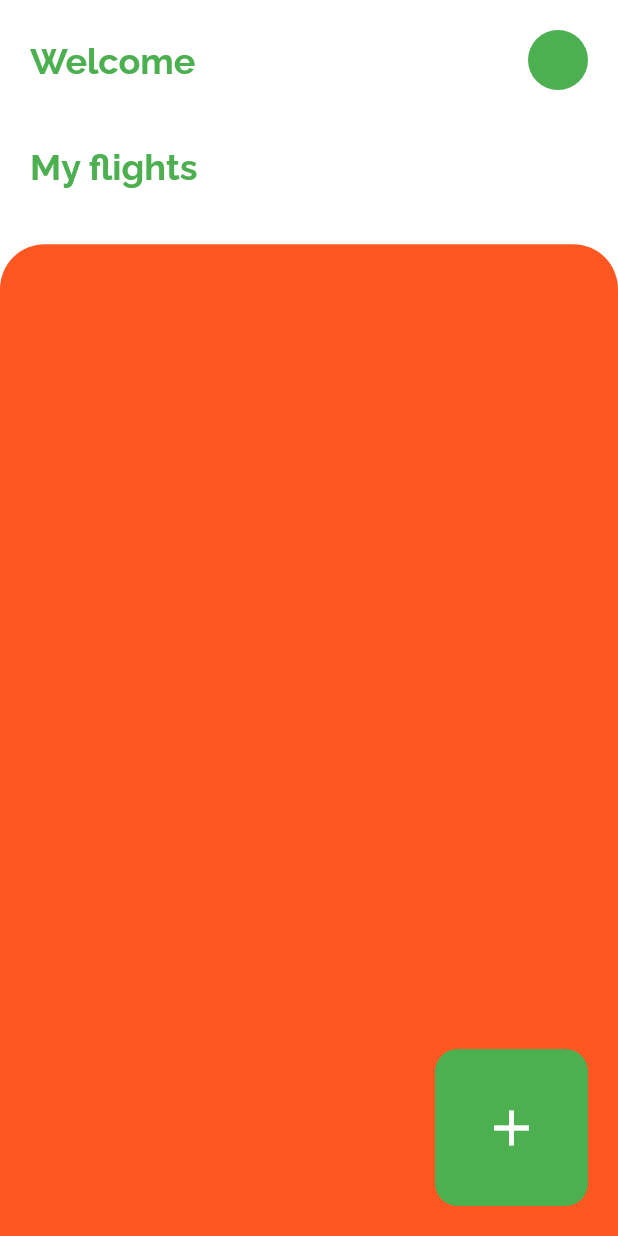
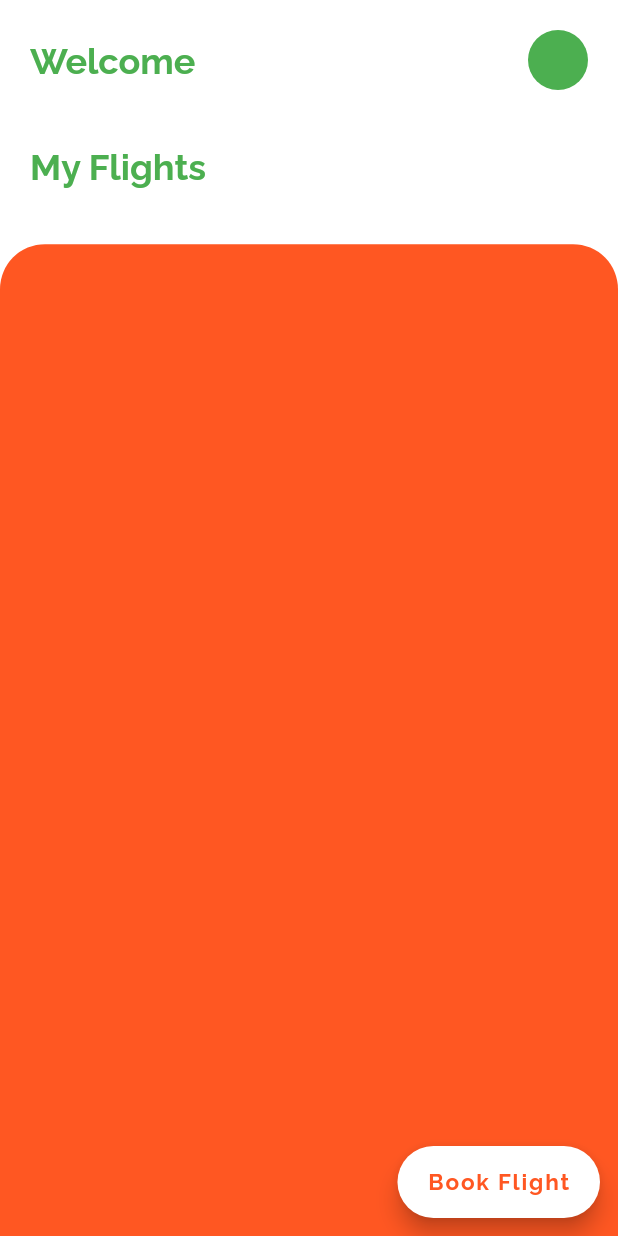
Before and after one commit to preciousbata/AirlineApp, a Flutter app: the screen it shows after launch, after a tap on "Log In", on a phone screen of 412 x 824 dp. Run offline on Flutter 3.47's test engine with Material 2 defaults, Android fonts, the phone set to English and light mode, and no system bars; our stand-ins replace get_it, lottie.

Commit message:
update codebase

```diff
--- a/lib/main.dart
+++ b/lib/main.dart
@@ -1,6 +1,6 @@
 import 'package:flutter/material.dart';
 import 'package:ibomair/routes.dart';
-import 'package:ibomair/src/presentation/screens/loginscreen.dart';
+import 'package:ibomair/src/presentation/screens/splashscreen.dart';
 
 void main() {
   runApp(const MyApp());
@@ -20,7 +20,7 @@ class MyApp extends StatelessWidget {
           fontFamily: 'Raleway',
         ),
         debugShowCheckedModeBanner: false,
-        initialRoute: LoginScreen.routeName,
+        initialRoute: SplashScreen.routeName,
         routes: routes);
   }
 }
--- a/lib/routes.dart
+++ b/lib/routes.dart
@@ -1,6 +1,8 @@
 import 'package:flutter/material.dart';
 import 'package:ibomair/src/presentation/screens/loginscreen.dart';
+import 'package:ibomair/src/presentation/screens/splashscreen.dart';
 
 final Map<String, WidgetBuilder> routes = {
+  SplashScreen.routeName: (context) => const SplashScreen(),
   LoginScreen.routeName: (context) => const LoginScreen()
 };
--- a/lib/src/presentation/screens/homescreen.dart
+++ b/lib/src/presentation/screens/homescreen.dart
@@ -52,7 +52,7 @@ class HomeScreen extends StatelessWidget {
                     const Padding(
                       padding: EdgeInsets.only(left: 20.0),
                       child: Text(
-                        'My flights',
+                        'My Flights',
                         style: TextStyle(
                             fontWeight: FontWeight.bold,
                             fontSize: 24,
@@ -77,34 +77,26 @@ class HomeScreen extends StatelessWidget {
                 ),
               ),
             ),
-            Positioned(
-              left: 290,
-              right: 20,
-              top: height / 0.377,
-              bottom: 20,
-              child: GestureDetector(
-                onTap: () => Navigator.push(
-                  context,
-                  MaterialPageRoute(
-                    builder: (context) =>
-                        const BookingScreen(),
-                  ),
-                ),
-                child: DecoratedBox(
-                  decoration: BoxDecoration(
-                    color: Colors.green,
-                    borderRadius: BorderRadius.circular(15),
-                  ),
-                  child: const Icon(
-                    Icons.add,
-                    color: Colors.white,
-                    size: 40,
-                  ),
-                ),
-              ),
-            )
           ],
         ),
+        floatingActionButton: FloatingActionButton.extended(
+          backgroundColor: Colors.white,
+          onPressed: () => Navigator.push(
+            context,
+            MaterialPageRoute(
+              builder: (context) => const BookingScreen(),
+            ),
+          ),
+          label: const Text(
+            'Book Flight',
+            style: TextStyle(
+                fontSize: 15,
+                fontWeight: FontWeight.w600,
+                color: Colors.deepOrange),
+          ),
+        ),
+        floatingActionButtonLocation:
+            FloatingActionButtonLocation.miniEndFloat,
       ),
     );
   }
--- a/lib/src/presentation/screens/loginscreen.dart
+++ b/lib/src/presentation/screens/loginscreen.dart
@@ -1,10 +1,8 @@
 import 'package:flutter/material.dart';
-import 'package:lottie/lottie.dart';
-
 import 'homescreen.dart';
 
 class LoginScreen extends StatelessWidget {
-  static String routeName = '/';
+  static String routeName = '/login';
   const LoginScreen({Key? key}) : super(key: key);
 
   @override
@@ -13,53 +11,43 @@ class LoginScreen extends StatelessWidget {
       body: Container(
         padding: const EdgeInsets.symmetric(horizontal: 20),
         color: Colors.white,
-        child: Center(
         child: Column(
           mainAxisAlignment: MainAxisAlignment.center,
           children: [
-              Padding(
-                padding: const EdgeInsets.only(top: 13.0),
-                child: Lottie.asset(
-                    'assets/airplane_lottie.json',
-                    height: 160,
-                    width: 200,
-                    fit: BoxFit.fill),
-              ),
-              Row(
-                mainAxisAlignment: MainAxisAlignment.center,
-                children: const [
-                  Text(
-                    'IBOM',
-                    style: TextStyle(
-                      fontSize: 35,
-                      fontWeight: FontWeight.bold,
-                      color: Colors.green,
-                    ),
-                  ),
-                  SizedBox(
-                    width: 10,
-                  ),
-                  Text(
-                    'AIR',
-                    style: TextStyle(
-                      fontSize: 35,
-                      fontWeight: FontWeight.bold,
-                      color: Colors.deepOrange,
-                    ),
-                  ),
-                ],
-              ),
-              const SizedBox(
-                height: 20,
-              ),
+            // Row(
+            //   mainAxisAlignment: MainAxisAlignment.center,
+            //   children: const [
+            //     Text(
+            //       'IBOM',
+            //       style: TextStyle(
+            //         fontSize: 35,
+            //         fontWeight: FontWeight.bold,
+            //         color: Colors.green,
+            //       ),
+            //     ),
+            //     SizedBox(
+            //       width: 10,
+            //     ),
+            //     Text(
+            //       'AIR',
+            //       style: TextStyle(
+            //         fontSize: 35,
+            //         fontWeight: FontWeight.bold,
+            //         color: Colors.white,
+            //       ),
+            //     ),
+            //   ],
+            // ),
+            // const SizedBox(
+            //   height: 20,
+            // ),
             buildTextField(
                 'E-MAIL', Icons.alternate_email_rounded),
-              buildTextField(
-                  'PASSWORD', Icons.lock_rounded),
+            buildTextField('PASSWORD', Icons.lock_rounded),
             const Padding(
               padding: EdgeInsets.all(18.0),
               child: Text(
-                  'Forget Password?',
+                'Forget Password ?',
                 style: TextStyle(
                   fontSize: 19,
                   color: Colors.deepOrange,
@@ -68,8 +56,7 @@ class LoginScreen extends StatelessWidget {
               ),
             ),
             Padding(
-                padding:
-                    const EdgeInsets.only(bottom: 20.0),
+              padding: const EdgeInsets.only(bottom: 20.0),
               child: GestureDetector(
                 onTap: () => Navigator.push(
                     context,
@@ -80,8 +67,7 @@ class LoginScreen extends StatelessWidget {
                   height: 60,
                   width: 290,
                   decoration: BoxDecoration(
-                      borderRadius:
-                          BorderRadius.circular(20),
+                    borderRadius: BorderRadius.circular(20),
                     color: Colors.green,
                   ),
                   child: const Padding(
@@ -103,7 +89,7 @@ class LoginScreen extends StatelessWidget {
               mainAxisAlignment: MainAxisAlignment.center,
               children: const [
                 Text(
-                    'Not a member?',
+                  'Not a member ?',
                   style: TextStyle(
                     fontSize: 19,
                     color: Colors.deepOrange,
@@ -125,7 +111,20 @@ class LoginScreen extends StatelessWidget {
           ],
         ),
       ),
+      floatingActionButton:
+          const FloatingActionButton.extended(
+        backgroundColor: Colors.deepOrange,
+        onPressed: null,
+        label: Text(
+          'Continue',
+          style: TextStyle(
+            fontSize: 20,
+            fontWeight: FontWeight.w600,
           ),
+        ),
+      ),
+      floatingActionButtonLocation:
+          FloatingActionButtonLocation.miniEndFloat,
     );
   }
 
@@ -142,7 +141,8 @@ class LoginScreen extends StatelessWidget {
           //prefixIconColor: Colors.deepOrange,
           hintStyle: const TextStyle(
               fontWeight: FontWeight.w300,
-                color: Colors.deepOrange)),
+              color: Colors.deepOrange),
+        ),
       ),
     );
   }
--- /dev/null
+++ b/lib/src/presentation/screens/splashscreen.dart
@@ -0,0 +1,101 @@
+import 'package:flutter/material.dart';
+import 'package:ibomair/src/presentation/screens/loginscreen.dart';
+import 'package:lottie/lottie.dart';
+
+class SplashScreen extends StatefulWidget {
+  static String routeName = '/';
+  const SplashScreen({Key? key}) : super(key: key);
+
+  @override
+  State<SplashScreen> createState() => _SplashScreenState();
+}
+
+class _SplashScreenState extends State<SplashScreen>
+    with TickerProviderStateMixin {
+  late AnimationController _animationController;
+  bool animationCompleted = false;
+
+  @override
+  void initState() {
+    _animationController = AnimationController(vsync: this);
+    _animationController.addListener(() {
+      if (_animationController.value > 0.34) {
+        _animationController.stop();
+        animationCompleted = true;
+        setState(() {});
+      }
+    });
+    super.initState();
+  }
+
+  @override
+  void dispose() {
+    super.dispose();
+    _animationController.dispose();
+  }
+
+  @override
+  Widget build(BuildContext context) {
+    final size = MediaQuery.of(context).size;
+    return Scaffold(
+      body: Stack(
+        children: [
+          Container(
+            decoration:
+                const BoxDecoration(color: Colors.white),
+            height: animationCompleted ? 0 : size.height,
+            child: Column(
+                mainAxisAlignment: MainAxisAlignment.center,
+                crossAxisAlignment:
+                    CrossAxisAlignment.stretch,
+                children: [
+                  Row(
+                    mainAxisAlignment:
+                        MainAxisAlignment.center,
+                    children: const [
+                      Text(
+                        'IBOM',
+                        style: TextStyle(
+                          fontSize: 40,
+                          fontWeight: FontWeight.bold,
+                          color: Colors.green,
+                        ),
+                      ),
+                      SizedBox(
+                        width: 10,
+                      ),
+                      Text(
+                        'AIR',
+                        style: TextStyle(
+                          fontSize: 40,
+                          fontWeight: FontWeight.bold,
+                          color: Colors.deepOrange,
+                        ),
+                      ),
+                    ],
+                  ),
+                  const SizedBox(
+                    height: 50,
+                  ),
+                  Visibility(
+                    visible: !animationCompleted,
+                    child: Lottie.asset(
+                        'assets/airplane_lottie.json',
+                        height: 300,
+                        controller: _animationController,
+                        onLoaded: (composition) {
+                      _animationController
+                        ..duration = composition.duration
+                        ..forward();
+                    }, width: size.width, fit: BoxFit.fill),
+                  ),
+                ]),
+          ),
+          Visibility(
+              visible: animationCompleted,
+              child: const LoginScreen())
+        ],
+      ),
+    );
+  }
+}
--- a/lib/src/presentation/screens/tabview/onewayTab.dart
+++ b/lib/src/presentation/screens/tabview/onewayTab.dart
@@ -95,6 +95,7 @@ class _OneWayTabState extends State<OneWayTab> {
               },
             ),
           ),
+
           const SizedBox(
             height: 22,
           ),
@@ -111,9 +112,6 @@ class _OneWayTabState extends State<OneWayTab> {
                   fontWeight: FontWeight.bold),
             ),
           ),
-          const SizedBox(
-            height: 17,
-          )
         ],
       ),
     );
```
Also changed, not shown: lib/src/presentation/widgets/ticket_view.dart (+35 -0 lines), assets/images/airplane.jpg (added). Lines whose indentation alone changed are shown as unchanged.
